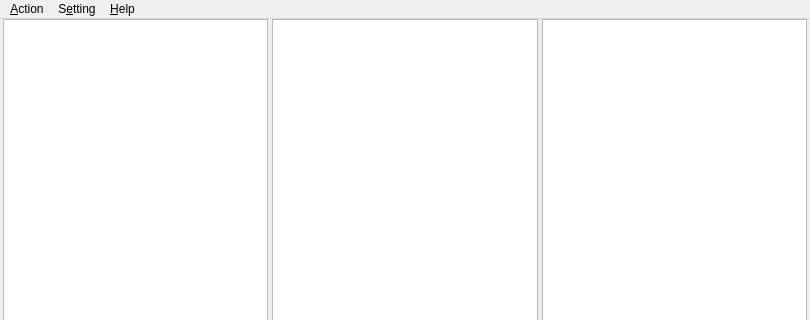
Qt form ggpo/gui/ui/ggpowindow.ui (doctorguile/pyqtggpo) before a commit; both pictures show x 0 to 810 and y 0 to 320 of the 810 by 708 pixel window.
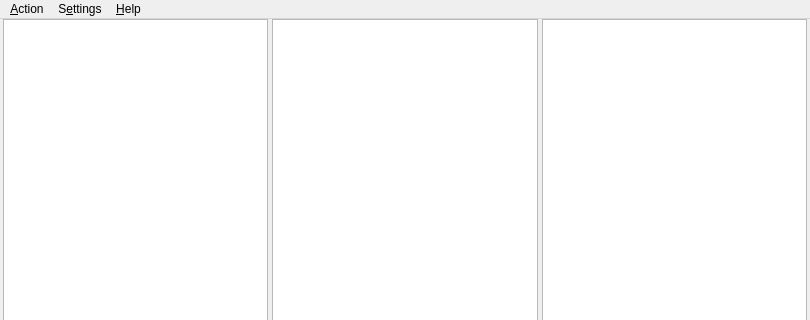
The same form after that commit. Icons and pictures are not drawn. Custom widgets are drawn as their Qt base class.

The edit to the form file:
```diff
--- a/ggpo/gui/ui/ggpowindow.ui
+++ b/ggpo/gui/ui/ggpowindow.ui
@@ -115,7 +115,7 @@
    </widget>
    <widget class="QMenu" name="menuSetting">
     <property name="title">
-     <string>S&amp;etting</string>
+     <string>S&amp;ettings</string>
     </property>
     <widget class="QMenu" name="menuTheme">
      <property name="title">
```
Left out of the diff: 12 changed lines with no effect on the pictures.
